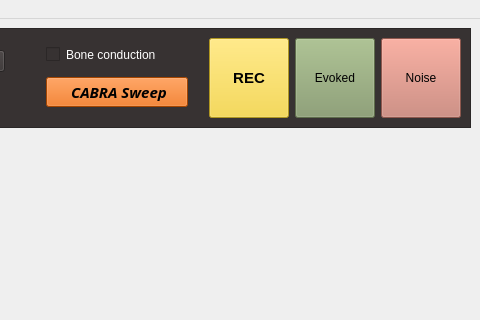
This is GUI/ui_templates/template_desktop.ui in josulas/CABRA as Qt 5 draws it before an edit; both pictures show x 384 to 864 and y 0 to 320 of the 864 by 639 pixel window. The edited form follows.
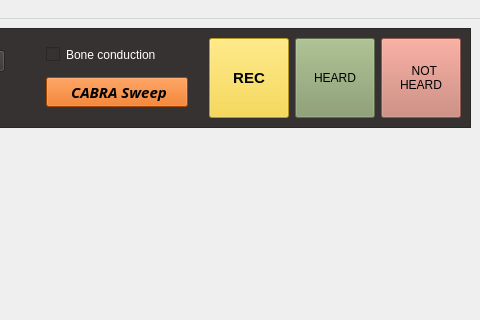
This is the edited form. Icons and pictures are not drawn. Custom widgets are drawn as their Qt base class.

Patch:
```diff
--- a/GUI/ui_templates/template_desktop.ui
+++ b/GUI/ui_templates/template_desktop.ui
@@ -330,7 +330,7 @@
 color: rgb(0, 0, 0);</string>
          </property>
          <property name="text">
-          <string>Evoked</string>
+          <string>HEARD</string>
          </property>
          <property name="icon">
           <iconset theme="QIcon::ThemeIcon::AudioVolumeHigh"/>
@@ -351,7 +351,8 @@
 color:rgb(0,0,0);</string>
          </property>
          <property name="text">
-          <string>Noise</string>
+          <string>  NOT
+HEARD</string>
          </property>
          <property name="icon">
           <iconset theme="QIcon::ThemeIcon::AudioVolumeMuted"/>
```
Left out of the diff: 6 changed lines with no effect on the pictures.
